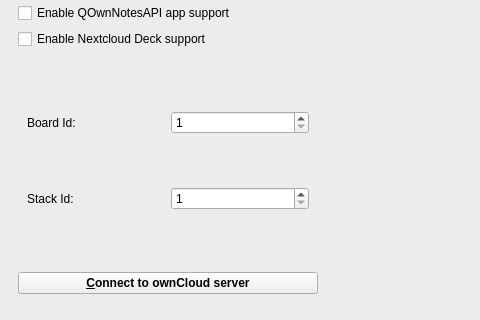
Old version of the form src/dialogs/settingsdialog.ui in the repository pbek/QOwnNotes; both pictures show x 285 to 765 and y 390 to 710 of the 900 by 1152 pixel window.
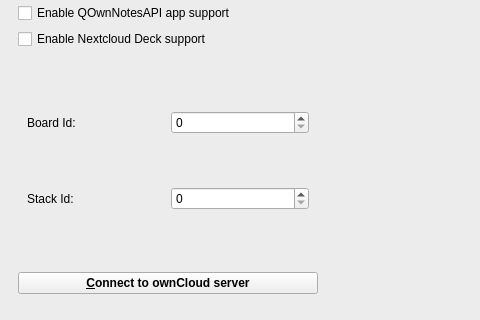
New version of the form. The open tabs and pages were chosen to show the change. Icons and pictures are not drawn. Custom widgets are drawn as their Qt base class.

What changed in the file:
```diff
--- a/src/dialogs/settingsdialog.ui
+++ b/src/dialogs/settingsdialog.ui
@@ -1497,11 +1497,14 @@
                      <item row="0" column="1">
                       <widget class="QSpinBox" name="nextcloudDeckBoardSpinBox">
                        <property name="minimum">
-                        <number>1</number>
+                        <number>0</number>
                        </property>
                        <property name="maximum">
                         <number>999999999</number>
                        </property>
+                       <property name="value">
+                        <number>0</number>
+                       </property>
                       </widget>
                      </item>
                      <item row="0" column="0">
@@ -1521,11 +1524,14 @@
                      <item row="1" column="1">
                       <widget class="QSpinBox" name="nextcloudDeckStackSpinBox">
                        <property name="minimum">
-                        <number>1</number>
+                        <number>0</number>
                        </property>
                        <property name="maximum">
                         <number>999999999</number>
                        </property>
+                       <property name="value">
+                        <number>0</number>
+                       </property>
                       </widget>
                      </item>
                     </layout>
```
Left out of the diff: 2 changed lines with no effect on the pictures.
